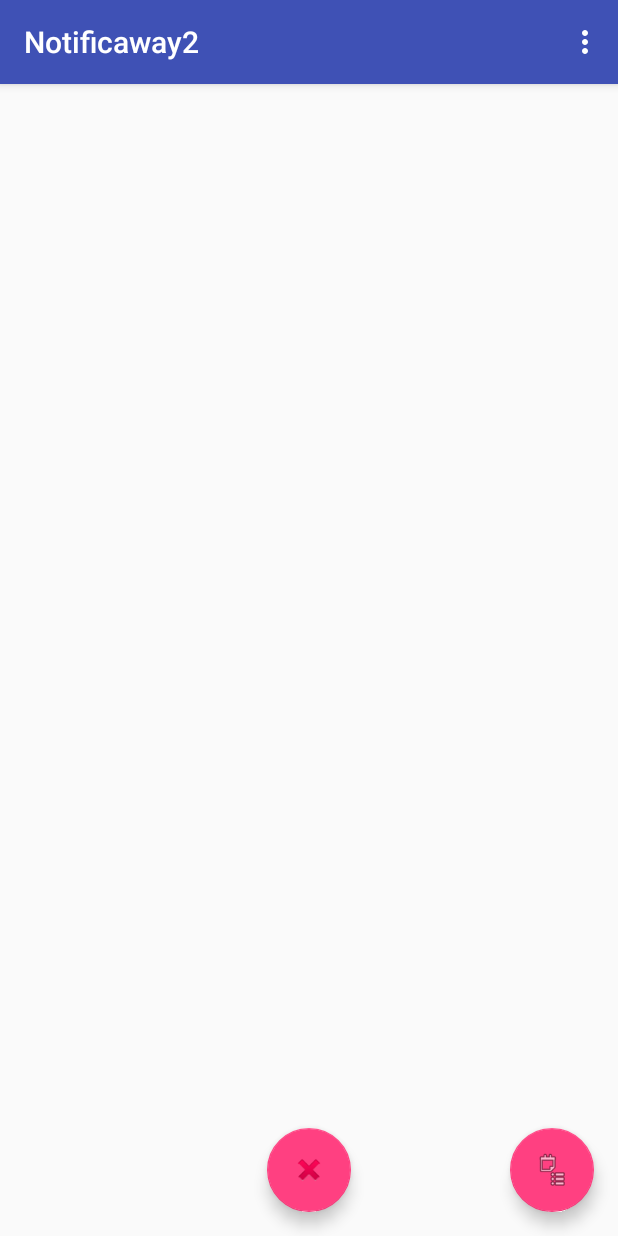
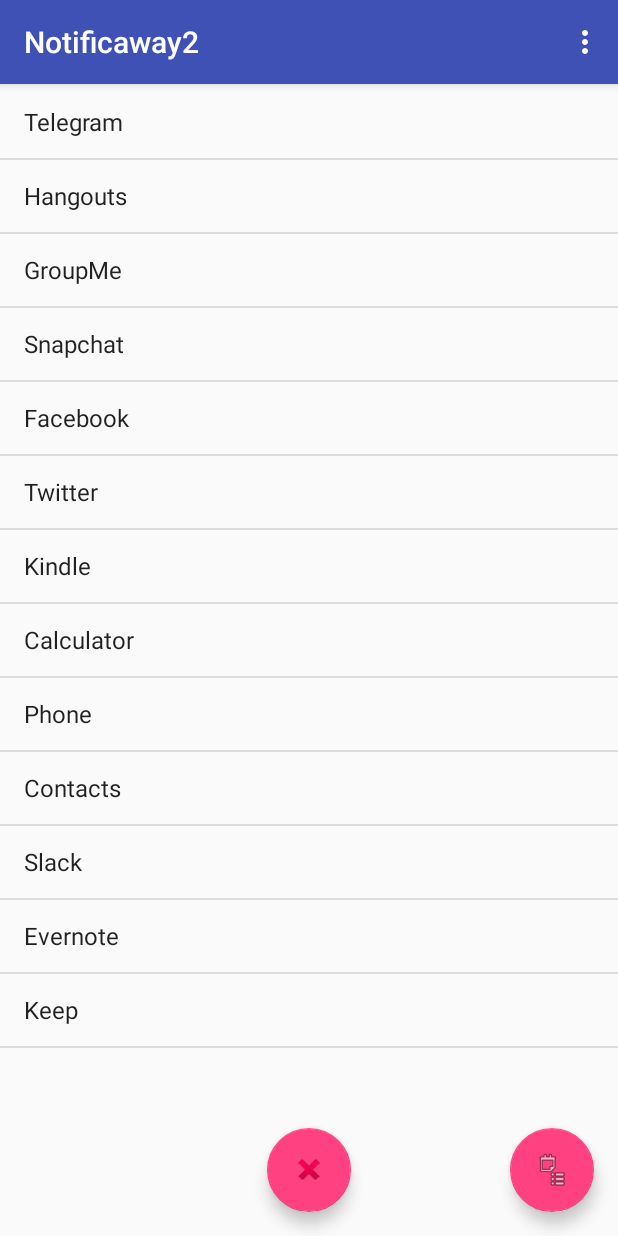
Before and after one commit to arkaic/Notificaway2, an Android app: the screen it shows after launch (MainActivity), on a phone screen of 412 x 824 dp. Run offline under Robolectric (Android 15) with nearby library versions, the phone set to English and light mode, and no system bars.

Commit message:
added listview with test items

```diff
--- a/app/src/main/java/rillin/notificaway2/MainActivity.java
+++ b/app/src/main/java/rillin/notificaway2/MainActivity.java
@@ -12,6 +12,8 @@ import android.support.v7.widget.Toolbar;
 import android.view.View;
 import android.view.Menu;
 import android.view.MenuItem;
+import android.widget.ArrayAdapter;
+import android.widget.ListView;
 
 public class MainActivity extends AppCompatActivity {
 
@@ -23,6 +25,16 @@ public class MainActivity extends AppCompatActivity {
         setContentView(R.layout.activity_main);
         Toolbar toolbar = (Toolbar) findViewById(R.id.toolbar);
         setSupportActionBar(toolbar);
+
+        // init list adapter
+        String testStringArray[] = { "Telegram", "Hangouts", "GroupMe", "Snapchat", "Facebook",
+                "Twitter", "Kindle", "Calculator", "Phone", "Contacts", "Slack", "Evernote", "Keep"
+        };
+        ((ListView)findViewById(android.R.id.list)).setAdapter(new ArrayAdapter<>(
+            this,
+            android.R.layout.simple_list_item_1,
+            testStringArray
+        ));
 
         // set up intent broadcast receiving
         receiver = new NotificationReceiver();
--- a/app/src/main/res/layout/activity_main.xml
+++ b/app/src/main/res/layout/activity_main.xml
@@ -17,8 +17,17 @@
             android:layout_height="?attr/actionBarSize"
             android:background="?attr/colorPrimary"
             app:popupTheme="@style/AppTheme.PopupOverlay" />
+    </android.support.design.widget.AppBarLayout>
 
-    </android.support.design.widget.AppBarLayout>
+    <ListView
+        android:id="@android:id/list"
+        android:layout_width="match_parent"
+        android:layout_height="match_parent"
+        android:layout_below="@id/toolbar"
+        android:choiceMode="singleChoice"
+        android:listSelector="@color/colorPrimary"
+        android:paddingTop="57dp"
+        android:background="?android:attr/activatedBackgroundIndicator"/>
 
     <android.support.design.widget.FloatingActionButton
         android:id="@+id/clearAllBtn"
```
